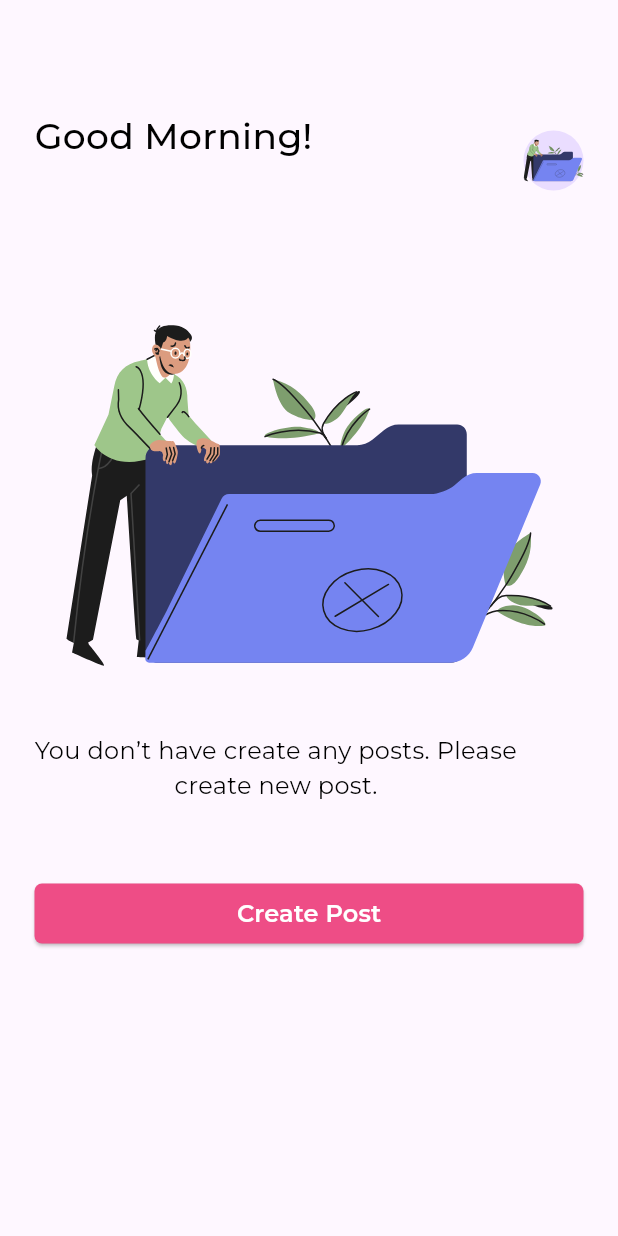
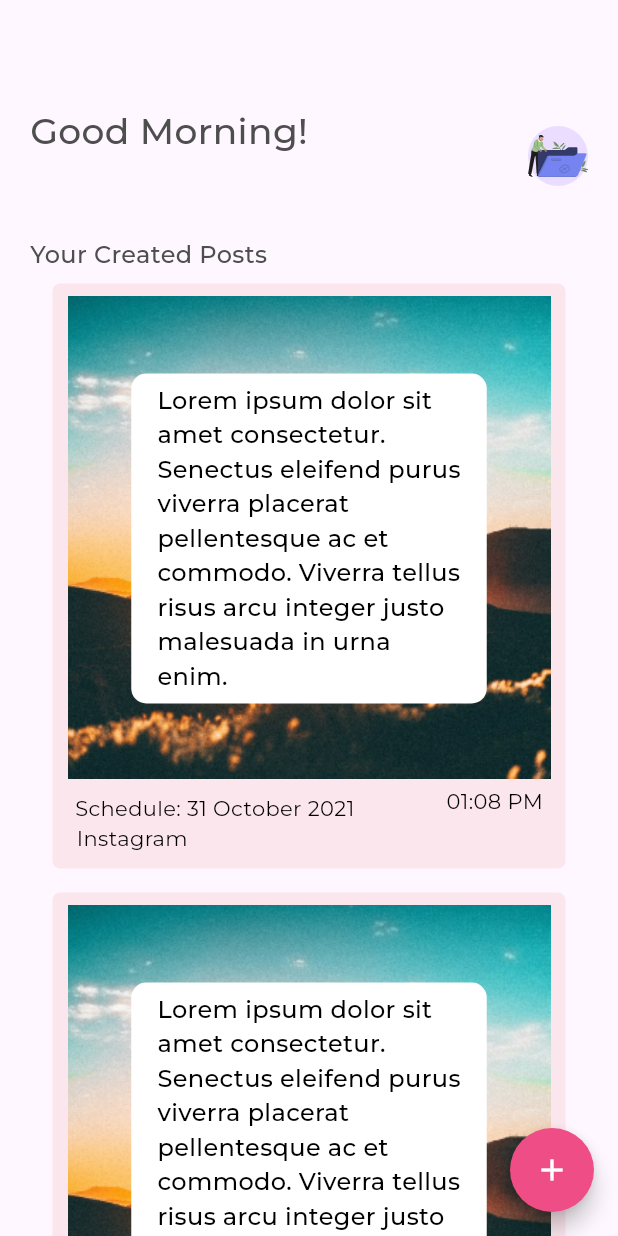
Before and after one commit to vaibhavt-nt/simple_app, a Flutter app: the HomePageScreen screen opened directly, on a phone screen of 412 x 824 dp. Run offline on Flutter 3.47's test engine with Material 3 defaults, Android fonts, the phone set to English and light mode, and no system bars; our stand-ins replace flutter_svg, google_fonts, image_picker, introduction_screen, percent_indicator, shared_preferences and 1 more; accounts and stored records are empty; project files that could hold a hidden picture were left out.

Commit message:
WIP : Home Screen Added home screen with data

```diff
--- /dev/null
+++ b/lib/Home/empty_home_page_screen.dart
@@ -0,0 +1,70 @@
+import 'package:flutter/material.dart';
+import 'package:flutter_svg/flutter_svg.dart';
+import 'package:google_fonts/google_fonts.dart';
+import 'package:simple_app/Home/post/select_frame_screen.dart';
+
+class EmptyHomeScreen extends StatelessWidget {
+  final String imagePath, subtitle, buttonText;
+  const EmptyHomeScreen(
+      {super.key,
+      required this.imagePath,
+      required this.subtitle,
+      required this.buttonText});
+
+  @override
+  Widget build(BuildContext context) {
+    return Column(
+      children: [
+        const SizedBox(
+          height: 60,
+        ),
+        SvgPicture.asset(imagePath
+            // 'assets/home_images/empty.svg'
+            ),
+        const SizedBox(
+          height: 30,
+        ),
+        Padding(
+          padding: const EdgeInsets.all(15.0),
+          child: Text(subtitle,
+              // "You don’t have create any posts. Please\n"
+              //     "                     create new post.",
+              style: GoogleFonts.montserrat(
+                textStyle: const TextStyle(
+                    color: Colors.black,
+                    fontSize: 16,
+                    fontWeight: FontWeight.w400),
+              )),
+        ),
+        const SizedBox(
+          height: 20,
+        ),
+        Padding(
+          padding: const EdgeInsets.all(15.0),
+          child: ElevatedButton(
+            onPressed: () {
+              Navigator.push(
+                  context,
+                  MaterialPageRoute(
+                    builder: (context) => const SelectFrameScreen(),
+                  ));
+            },
+            style: ButtonStyle(
+                backgroundColor:
+                    MaterialStateProperty.all(const Color(0xFFEE4D86)),
+                shape: MaterialStateProperty.all(const RoundedRectangleBorder(
+                    borderRadius: BorderRadius.all(Radius.circular(5))))),
+            child: Text(buttonText,
+                // "Create Post",
+                style: GoogleFonts.montserrat(
+                  textStyle: const TextStyle(
+                      color: Colors.white,
+                      fontSize: 16,
+                      fontWeight: FontWeight.w600),
+                )),
+          ),
+        ),
+      ],
+    );
+  }
+}
--- a/lib/Home/home_page.dart
+++ b/lib/Home/home_page.dart
@@ -4,7 +4,10 @@ import 'package:flutter/material.dart';
 import 'package:flutter_svg/flutter_svg.dart';
 import 'package:google_fonts/google_fonts.dart';
 import 'package:shared_preferences/shared_preferences.dart';
+import 'package:simple_app/Home/empty_home_page_screen.dart';
+import 'package:simple_app/Home/list_of_post_screen.dart';
 import 'package:simple_app/Home/post/select_frame_screen.dart';
+import 'package:simple_app/colors.dart';
 import 'package:simple_app/jsonModels/users.dart';
 
 class HomePageScreen extends StatefulWidget {
@@ -17,6 +20,9 @@ class HomePageScreen extends StatefulWidget {
 }
 
 class _HomePageScreenState extends State<HomePageScreen> {
+  //for check if post is empty
+  final bool isPostEmpty = false;
+  //for showing username and image
   Users? _user;
 
   Future<Users?> _loadUser() async {
@@ -40,6 +46,8 @@ class _HomePageScreenState extends State<HomePageScreen> {
 
   @override
   Widget build(BuildContext context) {
+    //if not created post then show create post page
+    if (isPostEmpty) {
       return Scaffold(
         resizeToAvoidBottomInset: true,
         body: SingleChildScrollView(
@@ -60,7 +68,7 @@ class _HomePageScreenState extends State<HomePageScreen> {
                       Text("Good Morning!\n${_user?.userName ?? ''}",
                           style: GoogleFonts.montserrat(
                             textStyle: const TextStyle(
-                              color: Colors.black,
+                                color: CustomColors.darkGrey,
                                 fontSize: 24,
                                 fontWeight: FontWeight.w500),
                           )),
@@ -70,31 +78,70 @@ class _HomePageScreenState extends State<HomePageScreen> {
                     ],
                   ),
                 ),
+                const EmptyHomeScreen(
+                  imagePath: 'assets/home_images/empty.svg',
+                  subtitle: "You don’t have create any posts. Please\n"
+                      "                     create new post.",
+                  buttonText: "Create Post",
+                ),
+              ],
+            ),
+          ),
+        ),
+      );
+      //if created post then show create post page
+    } else {
+      return Scaffold(
+        body: SingleChildScrollView(
+          child: Padding(
+            padding: const EdgeInsets.all(20.0),
+            child: Column(
+              mainAxisAlignment: MainAxisAlignment.spaceBetween,
+              crossAxisAlignment: CrossAxisAlignment.stretch,
+              children: [
                 const SizedBox(
-                height: 60,
+                  height: 50,
                 ),
-              SvgPicture.asset('assets/home_images/empty.svg'),
-              const SizedBox(
-                height: 30,
-              ),
-              Padding(
-                padding: const EdgeInsets.all(15.0),
-                child: Text(
-                    "You don’t have create any posts. Please\n"
-                    "                     create new post.",
+                Row(
+                  mainAxisAlignment: MainAxisAlignment.spaceBetween,
+                  children: [
+                    Text("Good Morning!\n${_user?.userName ?? ''}",
                         style: GoogleFonts.montserrat(
                           textStyle: const TextStyle(
-                          color: Colors.black,
-                          fontSize: 16,
-                          fontWeight: FontWeight.w400),
+                              color: CustomColors.darkGrey,
+                              fontSize: 24,
+                              fontWeight: FontWeight.w500),
                         )),
+                    CircleAvatar(
+                      child: SvgPicture.asset('assets/home_images/empty.svg'),
+                    )
+                  ],
                 ),
                 const SizedBox(
                   height: 20,
                 ),
-              Padding(
-                padding: const EdgeInsets.all(15.0),
-                child: ElevatedButton(
+                Text('Your Created Posts',
+                    // "Create Post",
+                    style: GoogleFonts.montserrat(
+                      textStyle: const TextStyle(
+                          color: CustomColors.darkGrey,
+                          fontSize: 16,
+                          fontWeight: FontWeight.w500),
+                    )),
+                ListView.builder(
+                  scrollDirection: Axis.vertical,
+                  physics: const NeverScrollableScrollPhysics(),
+                  shrinkWrap: true,
+                  itemCount: 20,
+                  itemBuilder: (context, index) {
+                    return const ListOfPostScreen();
+                  },
+                ),
+              ],
+            ),
+          ),
+        ),
+        floatingActionButton: FloatingActionButton(
           onPressed: () {
             Navigator.push(
                 context,
@@ -102,29 +149,14 @@ class _HomePageScreenState extends State<HomePageScreen> {
                   builder: (context) => const SelectFrameScreen(),
                 ));
           },
-                  style: ButtonStyle(
-                      backgroundColor:
-                          MaterialStateProperty.all(const Color(0xFFEE4D86)),
-                      shape: MaterialStateProperty.all(
-                          const RoundedRectangleBorder(
-                              borderRadius:
-                                  BorderRadius.all(Radius.circular(5))))),
-                  child: Text("Create Post",
-                      style: GoogleFonts.montserrat(
-                        textStyle: const TextStyle(
+          backgroundColor: CustomColors.pink,
+          shape: const CircleBorder(),
+          child: const Icon(
+            Icons.add,
             color: Colors.white,
-                            fontSize: 16,
-                            fontWeight: FontWeight.w600),
-                      )),
-                ),
-              ),
-              const SizedBox(
-                height: 20,
-              )
-            ],
-          ),
           ),
         ),
       );
     }
   }
+}
--- /dev/null
+++ b/lib/Home/list_of_post_screen.dart
@@ -0,0 +1,104 @@
+import 'package:flutter/material.dart';
+import 'package:google_fonts/google_fonts.dart';
+import 'package:simple_app/colors.dart';
+
+class ListOfPostScreen extends StatelessWidget {
+  const ListOfPostScreen({super.key});
+
+  @override
+  Widget build(BuildContext context) {
+    return Padding(
+      padding: const EdgeInsets.all(8.0),
+      child: Stack(alignment: Alignment.topCenter, children: [
+        Container(
+          height: 390,
+          width: 342,
+          decoration: BoxDecoration(
+              color: CustomColors.lightPink,
+              shape: BoxShape.rectangle,
+              borderRadius: BorderRadius.circular(5)),
+          child: Padding(
+            padding: const EdgeInsets.only(top: 300, left: 15, right: 15),
+            child: Row(
+              mainAxisAlignment: MainAxisAlignment.spaceBetween,
+              children: [
+                Padding(
+                  padding: const EdgeInsets.only(
+                    top: 40,
+                  ),
+                  child: Column(
+                    children: [
+                      Text('Schedule: 31 October 2021',
+                          textAlign: TextAlign.left,
+                          style: GoogleFonts.montserrat(
+                            textStyle: const TextStyle(
+                                fontWeight: FontWeight.w400,
+                                fontSize: 14,
+                                color: Colors.black),
+                          )),
+                      Padding(
+                        padding: const EdgeInsets.only(right: 110),
+                        child: Text('Instagram',
+                            style: GoogleFonts.montserrat(
+                              textStyle: const TextStyle(
+                                  fontWeight: FontWeight.w400,
+                                  fontSize: 14,
+                                  color: Colors.black),
+                            )),
+                      ),
+                    ],
+                  ),
+                ),
+                Text('01:08 PM',
+                    textAlign: TextAlign.left,
+                    style: GoogleFonts.montserrat(
+                      textStyle: const TextStyle(
+                          fontWeight: FontWeight.w400,
+                          fontSize: 14,
+                          color: Colors.black),
+                    )),
+              ],
+            ),
+          ),
+        ),
+        Padding(
+          padding: const EdgeInsets.all(8.0),
+          child: SizedBox(
+            width: 322,
+            height: 322,
+            child: Image.asset('assets/SelectImagePost/image1.png'),
+          ),
+        ),
+        Padding(
+            padding: const EdgeInsets.only(top: 60),
+            child: Container(
+              decoration: BoxDecoration(
+                borderRadius: BorderRadius.circular(10),
+                color: Colors.white,
+              ),
+              height: 220,
+              width: 237,
+              child: Center(
+                child: Text(
+                    'Lorem ipsum dolor sit\n'
+                    'amet consectetur.\n'
+                    'Senectus eleifend purus\n'
+                    'viverra placerat\n'
+                    'pellentesque ac et\n'
+                    'commodo. Viverra tellus\n'
+                    'risus arcu integer justo\n'
+                    'malesuada in urna\n'
+                    'enim.',
+                    textAlign: TextAlign.left,
+                    style: GoogleFonts.montserrat(
+                      textStyle: const TextStyle(
+                          fontWeight: FontWeight.w500,
+                          fontSize: 16,
+                          color: Colors.black),
+                    )),
+              ),
+            ))
+      ]),
+    );
+  }
+}
--- a/lib/colors.dart
+++ b/lib/colors.dart
@@ -5,6 +5,7 @@ class CustomColors {
   static const Color pink = Color(0xFFEE4D86);
   static const Color lightPink = Color(0xFFFCE6EE);
   static const Color grey = Color(0xffb3b3b3);
+  static const Color darkGrey = Color(0xff4e4e4e);
 }
 
 class CustomText16600 extends StatelessWidget {
```
Lines whose indentation alone changed are shown as unchanged.
